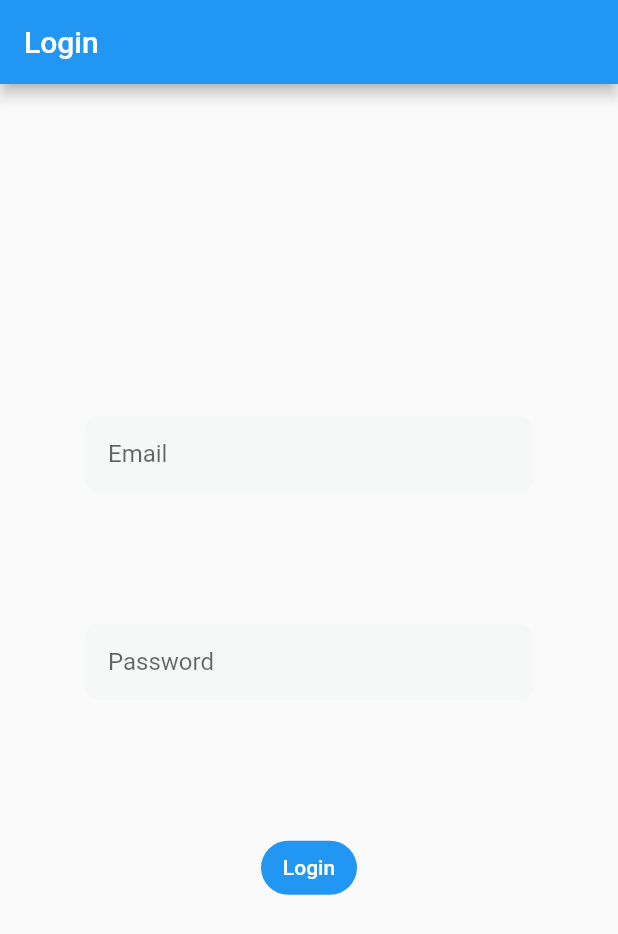
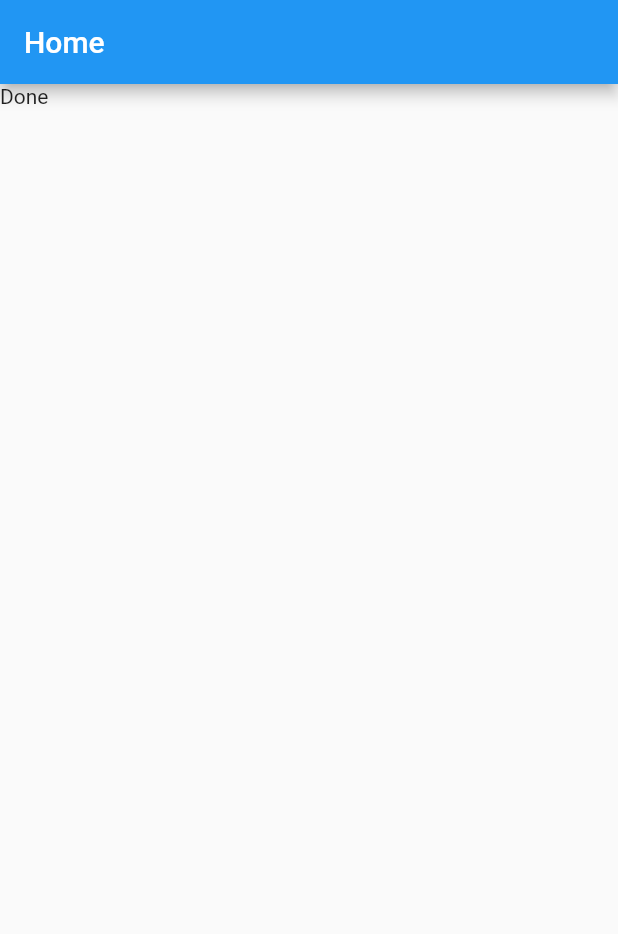
Before and after one commit to RafVanhoegaerden-s128965/IntroMobile, a Flutter app: the screen it shows after launch, on a phone screen of 412 x 824 dp. Shown: the top 934 px of the screen. Run offline on Flutter 3.47's test engine with Material 2 defaults, Android fonts, the phone set to English and light mode, and no system bars; our stand-ins replace firebase_auth, firebase_core; accounts and stored records are empty.

Commit message:
Added home page for checking login

```diff
--- a/parq_app/lib/main.dart
+++ b/parq_app/lib/main.dart
@@ -1,6 +1,10 @@
+import 'package:firebase_auth/firebase_auth.dart';
+import 'package:firebase_core/firebase_core.dart';
 import 'package:flutter/material.dart';
 import 'package:parq_app/views/login_view.dart';
 import 'package:parq_app/views/register_view.dart';
+
+import 'firebase_options.dart';
 
 void main() {
   WidgetsFlutterBinding.ensureInitialized();
@@ -10,7 +14,37 @@
       theme: ThemeData(
         primarySwatch: Colors.blue,
       ),
-      home: const LoginView(),
+      home: const HomePage(),
     ),
   );
 }
+
+class HomePage extends StatelessWidget {
+  const HomePage({super.key});
+
+  @override
+  Widget build(BuildContext context) {
+    return Scaffold(
+      appBar: AppBar(title: const Text("Home")),
+      body: FutureBuilder(
+        future: Firebase.initializeApp(
+          options: DefaultFirebaseOptions.currentPlatform,
+        ),
+        builder: (context, snapshot) {
+          switch (snapshot.connectionState) {
+            case ConnectionState.done:
+              final user = FirebaseAuth.instance.currentUser;
+              if (user?.emailVerified ?? false) {
+                print("You are a verified user");
+              } else {
+                print('You need to verify your email first');
+              }
+              return const Text('Done');
+            default:
+              return const Text('Loading...');
+          }
+        },
+      ),
+    );
+  }
+}
--- a/parq_app/lib/views/register_view.dart
+++ b/parq_app/lib/views/register_view.dart
@@ -134,6 +134,10 @@
                               email: email,
                               password: password,
                             );
+
+                            await userCredential.user
+                                ?.updateDisplayName(username);
+
                             print(userCredential);
                           } on FirebaseAuthException catch (e) {
                             if (e.code == 'weak-password') {
```
